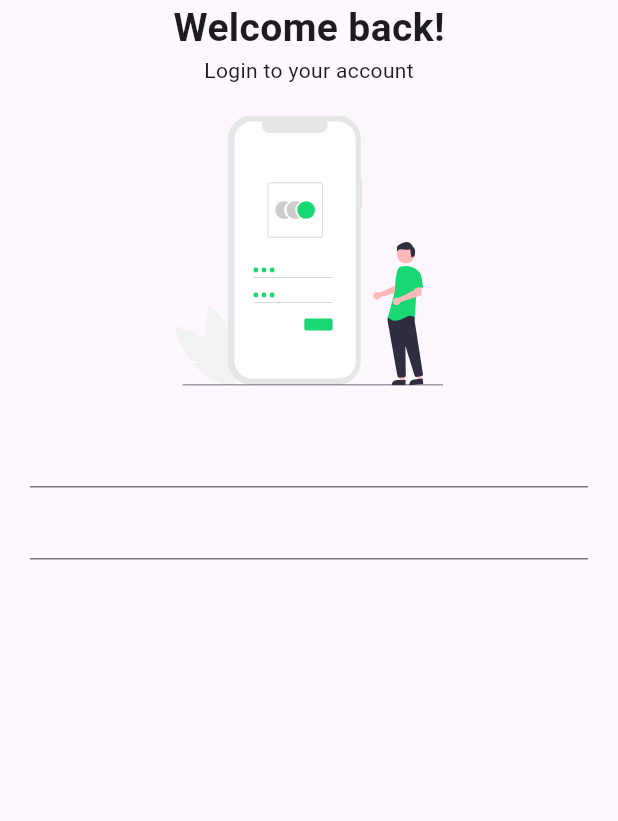
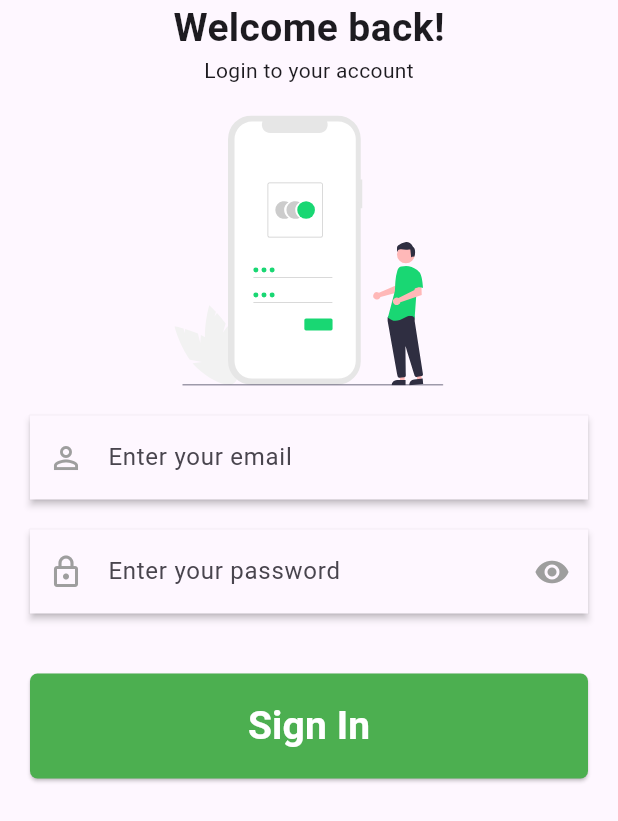
Before and after one commit to edwvilla/appcurso, a Flutter app: the screen it shows after launch, on a phone screen of 412 x 824 dp. Shown: the top 821 px of the screen. Run offline on Flutter 3.47's test engine with Material 3 defaults, Android fonts, the phone set to English and light mode, and no system bars; our stand-ins replace dio, flutter_svg.

Commit message:
add sesion lunes

```diff
--- /dev/null
+++ b/lib/modules/home/home_route.dart
@@ -0,0 +1,14 @@
+import 'package:flutter/material.dart';
+
+class HomeRoute extends StatelessWidget {
+  const HomeRoute({super.key});
+
+  @override
+  Widget build(BuildContext context) {
+    return const Scaffold(
+      body: Center(
+        child: Text("Home Route"),
+      ),
+    );
+  }
+}
--- a/lib/modules/login/login_route.dart
+++ b/lib/modules/login/login_route.dart
@@ -1,3 +1,5 @@
+import 'package:appcurso/modules/home/home_route.dart';
+import 'package:dio/dio.dart';
 import 'package:flutter/material.dart';
 import 'package:flutter_svg/svg.dart';
 
@@ -6,6 +8,37 @@ class LoginRoute extends StatelessWidget {
 
   final emailController = TextEditingController();
   final passwordController = TextEditingController();
+
+  Future<void> signIn(BuildContext context) async {
+    // validar los datos
+    final String email = emailController.text;
+    final String password = passwordController.text;
+
+    if (email.isEmpty || password.isEmpty) {
+      print("email o password no recibidos");
+      return;
+    }
+
+    // hacer la peticion
+    const String baseUrl =
+        "https://polar-plains-89142-ae7bf2bd796a.herokuapp.com/";
+    const String path = "api/auth/local";
+    try {
+      final result = await Dio().post(
+        "$baseUrl$path",
+        data: {
+          "identifier": email,
+          "password": password,
+        },
+      );
+      print(result);
+
+      if (result.data["jwt"] != null) {
+        Navigator.of(context)
+            .push(MaterialPageRoute(builder: (context) => HomeRoute()));
+      }
+    } catch (e) {}
+  }
 
   @override
   Widget build(BuildContext context) {
@@ -38,18 +71,45 @@ class LoginRoute extends StatelessWidget {
               const SizedBox(height: 20),
               // INPUTS
 
-              TextField(
+              CustomTextField(
                 controller: emailController,
-                decoration: InputDecoration(
-                  focusedBorder: OutlineInputBorder(
-                    borderSide: BorderSide(color: Colors.greenAccent),
+                label: "Enter your email",
+                icon: Icons.person_outline,
+              ),
+
+              const SizedBox(height: 20),
+
+              CustomTextField(
+                controller: passwordController,
+                label: "Enter your password",
+                icon: Icons.lock_outlined,
+                obscureText: true,
+              ),
+
+              const SizedBox(height: 40),
+
+              SizedBox(
+                width: double.infinity,
+                height: 70,
+                child: ElevatedButton(
+                  onPressed: () => signIn(context),
+                  style: ButtonStyle(
+                    backgroundColor: MaterialStateProperty.all(Colors.green),
+                    shape: MaterialStateProperty.all(
+                      RoundedRectangleBorder(
+                        borderRadius: BorderRadius.circular(5),
+                      ),
+                    ),
+                  ),
+                  child: const Text(
+                    "Sign In",
+                    style: TextStyle(
+                      fontSize: 26,
+                      fontWeight: FontWeight.bold,
+                      color: Colors.white,
+                    ),
                   ),
                 ),
-              ),
-
-              TextField(
-                controller: passwordController,
-                decoration: InputDecoration(),
               ),
             ],
           ),
@@ -58,3 +118,75 @@ class LoginRoute extends StatelessWidget {
     );
   }
 }
+
+class CustomTextField extends StatefulWidget {
+  const CustomTextField({
+    super.key,
+    required this.controller,
+    required this.label,
+    required this.icon,
+    this.obscureText = false,
+  });
+
+  final TextEditingController controller;
+  final String label;
+  final IconData icon;
+  final bool obscureText;
+
+  @override
+  State<CustomTextField> createState() => _CustomTextFieldState();
+}
+
+class _CustomTextFieldState extends State<CustomTextField> {
+  bool showPassword = false;
+
+  @override
+  void initState() {
+    showPassword = widget.obscureText;
+    super.initState();
+  }
+
+  void toggleShowPassword() {
+    showPassword = !showPassword;
+
+    setState(() {});
+  }
+
+  @override
+  Widget build(BuildContext context) {
+    return Material(
+      elevation: 2,
+      child: TextField(
+        controller: widget.controller,
+        obscureText: widget.obscureText && showPassword,
+        decoration: InputDecoration(
+          label: Text(widget.label),
+          prefixIcon: Icon(widget.icon),
+          prefixIconColor: MaterialStateColor.resolveWith((states) =>
+              states.contains(MaterialState.focused)
+                  ? Colors.green
+                  : Colors.grey),
+          suffixIcon: (widget.obscureText)
+              ? InkWell(
+                  onTap: toggleShowPassword,
+                  child: Icon(
+                    showPassword ? Icons.visibility : Icons.visibility_off,
+                  ),
+                )
+              : null,
+          suffixIconColor: MaterialStateColor.resolveWith(
+            (states) => states.contains(MaterialState.focused)
+                ? Colors.green
+                : Colors.grey,
+          ),
+          border: const OutlineInputBorder(
+            borderSide: BorderSide.none,
+          ),
+          focusedBorder: const OutlineInputBorder(
+            borderSide: BorderSide(color: Colors.green),
+          ),
+        ),
+      ),
+    );
+  }
+}
```
